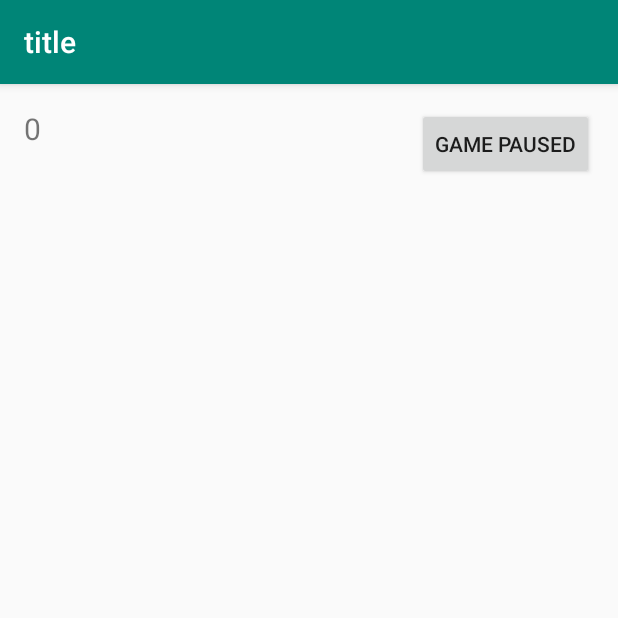
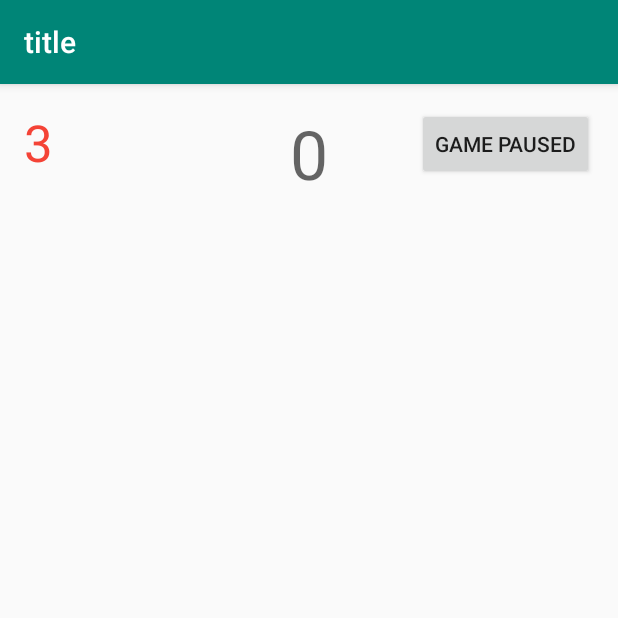
Before and after one commit to adrianmrt/SpaceTroopers, an Android app: the screen it shows after launch (ScaffoldActivity), after a tap on "START GAME", on a phone screen of 412 x 824 dp, the top half of it. Run offline under Robolectric (Android 15) with nearby library versions, the phone set to English and light mode, and no system bars; 9 statements that could not run were skipped.

Commit message:
lifeManager 1.0

```diff
--- a/Scaffold15/app/src/main/java/dadm/scaffold/ScaffoldActivity.java
+++ b/Scaffold15/app/src/main/java/dadm/scaffold/ScaffoldActivity.java
@@ -14,6 +14,7 @@ import android.widget.TextView;
 
 import dadm.scaffold.counter.GameFragment;
 import dadm.scaffold.counter.MainMenuFragment;
+import dadm.scaffold.engine.LifeManager;
 import dadm.scaffold.engine.ScoreManager;
 import dadm.scaffold.sound.SoundManager;
 
@@ -23,6 +24,7 @@ public class ScaffoldActivity extends AppCompatActivity {
 
     private SoundManager soundManager;
     private ScoreManager scoreManager;
+    private LifeManager lifeManager;
 
     @Override
     protected void onCreate(Bundle savedInstanceState) {
@@ -36,6 +38,7 @@ public class ScaffoldActivity extends AppCompatActivity {
         setVolumeControlStream(AudioManager.STREAM_MUSIC);
         soundManager = new SoundManager(getApplicationContext());
         scoreManager= new ScoreManager();
+        lifeManager= new LifeManager();
 
     }
 
@@ -45,6 +48,10 @@ public class ScaffoldActivity extends AppCompatActivity {
 
     public ScoreManager getScoreManager() {
         return scoreManager;
+    }
+
+    public LifeManager getLifeManager() {
+        return lifeManager;
     }
 
     public void startGame() {
--- a/Scaffold15/app/src/main/java/dadm/scaffold/counter/GameFragment.java
+++ b/Scaffold15/app/src/main/java/dadm/scaffold/counter/GameFragment.java
@@ -7,6 +7,7 @@ import android.view.View;
 import android.view.ViewGroup;
 import android.view.ViewTreeObserver;
 import android.widget.Button;
+import android.widget.TextView;
 
 import androidx.appcompat.app.AppCompatActivity;
 import androidx.fragment.app.FragmentManager;
@@ -19,6 +20,7 @@ import dadm.scaffold.ScoreMenuActivity;
 import dadm.scaffold.engine.FramesPerSecondCounter;
 import dadm.scaffold.engine.GameEngine;
 import dadm.scaffold.engine.GameView;
+import dadm.scaffold.engine.LifeManager;
 import dadm.scaffold.engine.ScoreManager;
 import dadm.scaffold.input.JoystickInputController;
 import dadm.scaffold.space.GameController;
@@ -29,6 +31,8 @@ public class GameFragment extends BaseFragment implements View.OnClickListener {
     private GameEngine theGameEngine;
     FragmentManager fragmentManager;
     public GameFragment instance;
+
+
 
     public GameFragment() {
         if(instance==null){
@@ -76,11 +80,17 @@ public class GameFragment extends BaseFragment implements View.OnClickListener {
                 theGameEngine = new GameEngine((AppCompatActivity) getActivity(), gameView);
                 theGameEngine.setSoundManager(getScaffoldActivity().getSoundManager());
                 theGameEngine.setTheInputController(new JoystickInputController(getView()));
+
                 //Initialize elements of score manager
                 ScoreManager scoreManager = getScaffoldActivity().getScoreManager();
                 scoreManager.setScoreText(view.findViewById(R.id.score));
                 theGameEngine.setScoreManager(scoreManager);
-                theGameEngine.setScoreManager(getScaffoldActivity().getScoreManager());
+
+                //Initialize life Manager
+                LifeManager lifeManager= getScaffoldActivity().getLifeManager();
+                lifeManager.setLifesT(view.findViewById(R.id.lifesText));
+                theGameEngine.setLifeManager(lifeManager);
+
                 theGameEngine.addGameObject(new SpaceShipPlayer(theGameEngine));
                 theGameEngine.addGameObject(new FramesPerSecondCounter(theGameEngine));
                 theGameEngine.addGameObject(new GameController(theGameEngine));
--- a/Scaffold15/app/src/main/java/dadm/scaffold/engine/GameEngine.java
+++ b/Scaffold15/app/src/main/java/dadm/scaffold/engine/GameEngine.java
@@ -4,6 +4,7 @@ import android.app.Activity;
 import android.content.Context;
 import android.content.Intent;
 import android.graphics.Rect;
+import android.widget.TextView;
 
 import androidx.appcompat.app.AppCompatActivity;
 import androidx.fragment.app.FragmentManager;
@@ -35,6 +36,7 @@ public class GameEngine {
 
     private SoundManager soundManager;
     public ScoreManager scoreManager;
+    public LifeManager lifeManager;
 
     public int width;
     public int height;
@@ -43,10 +45,11 @@ public class GameEngine {
     private Activity mainActivity;
     FragmentManager fragmentManager;
 
+
+
     public GameEngine(AppCompatActivity activity, GameView gameView) {
         mainActivity = activity;
         fragmentManager = activity.getSupportFragmentManager();
-
         theGameView = gameView;
         theGameView.setGameObjects(this.gameObjects);
 
@@ -60,6 +63,7 @@ public class GameEngine {
         quadTree.setArea(new Rect(0, 0, width, height));
 
         this.pixelFactor = this.height / 400d;
+
     }
 
     public void setTheInputController(InputController inputController) {
@@ -93,6 +97,7 @@ public class GameEngine {
             theDrawThread.stopGame();
         }
         scoreManager.resetScore();
+        lifeManager.resetLifes();
     }
 
     public void pauseGame() {
@@ -193,6 +198,10 @@ public class GameEngine {
         this.scoreManager = scoreManager;
     }
 
+    public void setLifeManager(LifeManager lifeManager) {
+        this.lifeManager = lifeManager;
+    }
+
     public void onGameEvent (GameEvent gameEvent) {
         // We notify all the GameObjects
         // Also the sound manager
@@ -208,6 +217,12 @@ public class GameEngine {
         mainActivity.runOnUiThread(scoreManager.AddScore);
     }
 
+    public void getHurt(int damage){
+        lifeManager.getHurt(damage);
+        mainActivity.runOnUiThread(lifeManager.updateLifeText);
+    }
+
+
     public void EndGame(int score){
         Intent scoreIntent = new Intent(mainActivity, ScoreMenuActivity.class);
         scoreIntent.putExtra("score", score);
@@ -215,7 +230,6 @@ public class GameEngine {
 
     }
 
-
     public Activity getMainActivity() {
         return mainActivity;
     }
--- /dev/null
+++ b/Scaffold15/app/src/main/java/dadm/scaffold/engine/LifeManager.java
@@ -0,0 +1,37 @@
+package dadm.scaffold.engine;
+
+import android.widget.TextView;
+
+public class LifeManager {
+    TextView lifesT;
+    int currentLife;
+    int initialLifes=3;
+
+    public LifeManager(){
+        currentLife=initialLifes;
+    }
+
+    public Runnable updateLifeText= new Runnable() {
+        @Override
+        public void run() {
+            lifesT.setText(Integer.toString(currentLife));
+        }
+    };
+
+    public void setLifesT(TextView lifesT) {
+        this.lifesT = lifesT;
+        lifesT.setText(Integer.toString(currentLife));
+    }
+
+    public void resetLifes(){
+        currentLife=initialLifes;
+    }
+
+    public void getHurt(int damage){
+        currentLife-=damage;
+    }
+
+    public int getCurrentLife() {
+        return currentLife;
+    }
+}
--- a/Scaffold15/app/src/main/java/dadm/scaffold/space/Asteroid.java
+++ b/Scaffold15/app/src/main/java/dadm/scaffold/space/Asteroid.java
@@ -18,6 +18,7 @@ public class Asteroid extends DestroyableItem {
         this.speed = 200d * pixelFactor/1000d;
         this.gameController = gameController;
         setPoints(50);
+        setDamage(1);
     }
 
 
--- a/Scaffold15/app/src/main/res/layout/fragment_game.xml
+++ b/Scaffold15/app/src/main/res/layout/fragment_game.xml
@@ -8,7 +8,7 @@
     tools:context="dadm.scaffold.counter.GameFragment">
 
     <TextView
-        android:id="@+id/score"
+        android:id="@+id/lifesText"
         android:layout_width="wrap_content"
         android:layout_height="wrap_content"
         android:layout_gravity="start|top"
@@ -16,7 +16,17 @@
         android:layout_marginLeft="@dimen/activity_vertical_margin"
         android:layout_marginTop="@dimen/activity_horizontal_margin"
         android:text="@string/_0"
-        android:textSize="20sp" />
+        android:textAppearance="@style/TextAppearance.AppCompat.Display1"
+        android:textColor="#F44336" />
+
+    <TextView
+        android:id="@+id/score"
+        android:layout_width="wrap_content"
+        android:layout_height="wrap_content"
+        android:layout_gravity="center|top|center_vertical"
+        android:layout_marginTop="@dimen/activity_horizontal_margin"
+        android:text="@string/_0"
+        android:textAppearance="@style/TextAppearance.AppCompat.Display2" />
 
     <dadm.scaffold.engine.StandardGameView
         android:id="@+id/gameView"
```
Also changed, not shown: Scaffold15/app/src/main/java/dadm/scaffold/space/DestroyableItem.java (+10 -2 lines), Scaffold15/app/src/main/java/dadm/scaffold/space/SpaceShipPlayer.java (+10 -6 lines).
